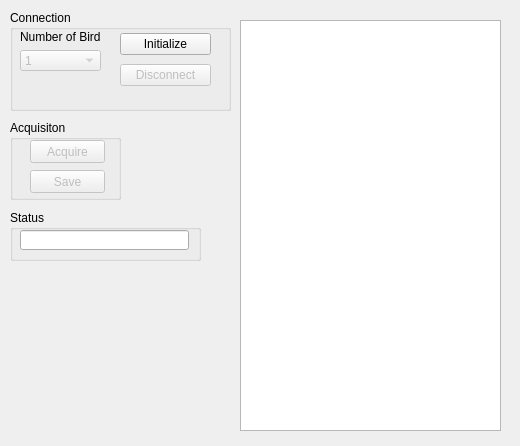
The window that ascensionem.ui (adegirmenci/HBL-ICEbot) describes before a commit, drawn with Qt 5.
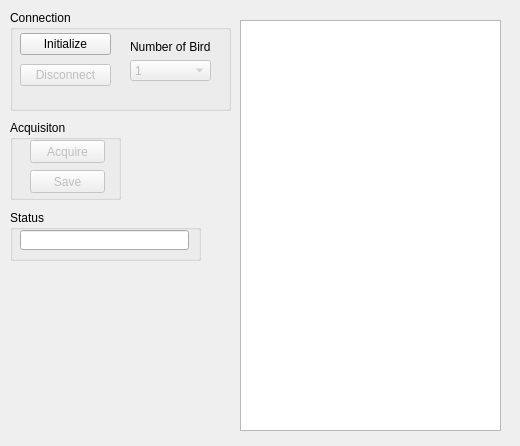
The same window after the commit.

```diff
--- a/ascensionem.ui
+++ b/ascensionem.ui
@@ -28,7 +28,7 @@
    <widget class="QWidget" name="verticalLayoutWidget">
     <property name="geometry">
      <rect>
-      <x>110</x>
+      <x>10</x>
       <y>20</y>
       <width>91</width>
       <height>61</height>
@@ -60,8 +60,8 @@
    <widget class="QWidget" name="verticalLayoutWidget_2">
     <property name="geometry">
      <rect>
-      <x>10</x>
-      <y>20</y>
+      <x>120</x>
+      <y>30</y>
       <width>81</width>
       <height>41</height>
      </rect>
```
